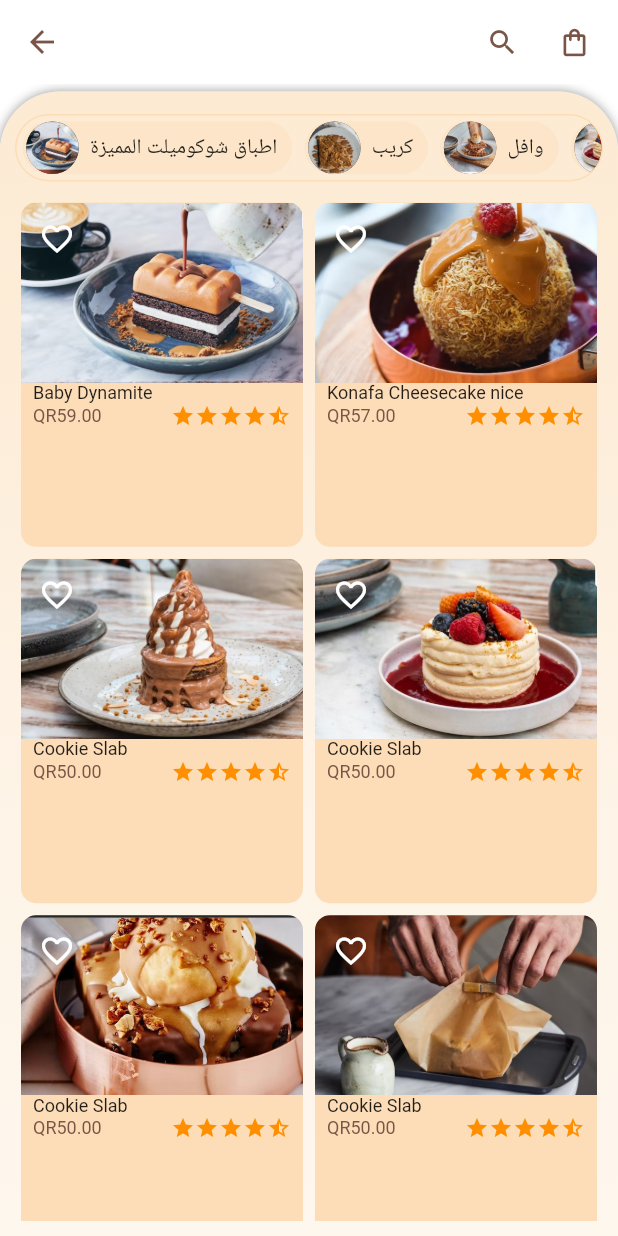
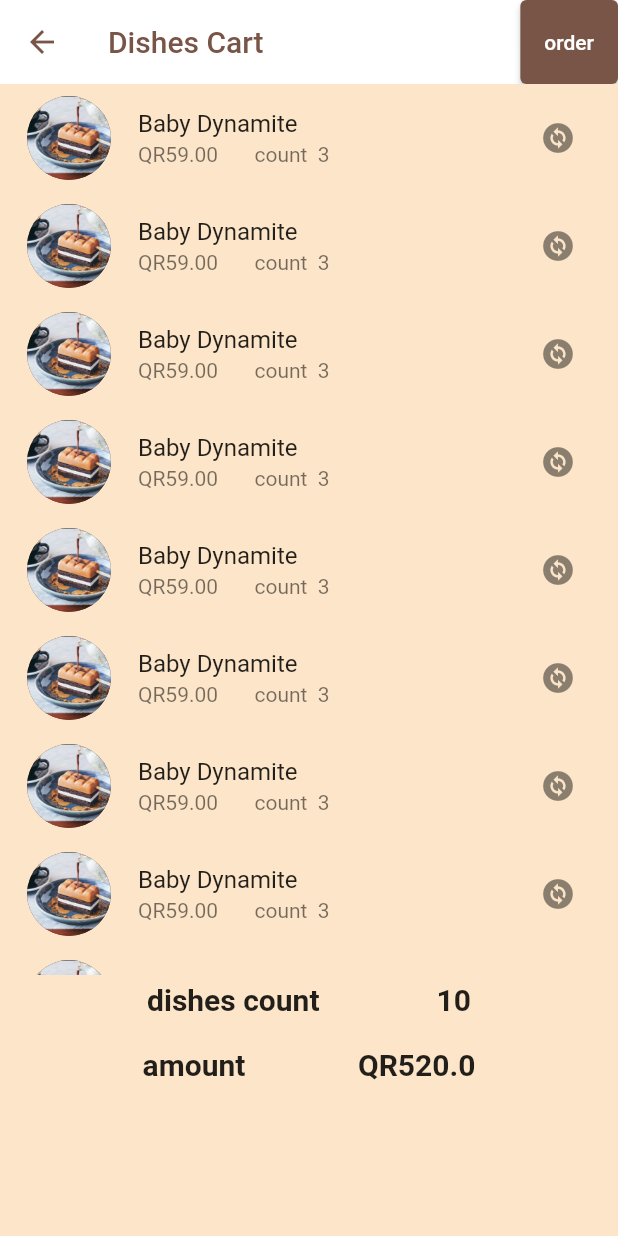
Before and after one commit to Ahamed-shareef/learn, a Flutter app: the HomeScreen screen opened by its route, after a tap on the "shopping bag" icon, on a phone screen of 412 x 824 dp. Run offline on Flutter 3.47's test engine with Material 2 defaults, Android fonts, the phone set to English and light mode, and no system bars; our stand-ins replace google_fonts; missing offline and left inert: dart:ffi; Roboto replaces fonts that are missing (Cairo).

Commit message:
dishes cart design (odrder)

```diff
--- a/lib/constants/route_names.dart
+++ b/lib/constants/route_names.dart
@@ -1,7 +1,7 @@
 class AppRouteNames {
   static const String singin = "/SignInScreen";
   static const String home = "/home";
-  static const String dishes = "/dishes";
+  static const String dishesCart = "/dishes";
   static const String dishDetails = "/dishDetails";
   static const String dishDetailsScreen = "/dish_details_screen";
 }
--- a/lib/main.dart
+++ b/lib/main.dart
@@ -5,7 +5,7 @@ import 'package:learn/constants/route_names.dart';
 import 'package:learn/screens/auth/sign_in_screen.dart';
 import 'package:learn/screens/dish_details/dish_details_screen.dart';
 import 'package:learn/screens/home/home_screen.dart';
-import 'package:learn/view/dishes.dart';
+import 'package:learn/view/DishesCart.dart';
 
 void main() => runApp(const MyApp());
 
@@ -37,8 +37,7 @@ class MyApp extends StatelessWidget {
       routes: {
         AppRouteNames.singin: (context) => const SignInScreen(),
         AppRouteNames.home: (context) => const HomeScreen(),
-        AppRouteNames.dishes: (context) => const Dishes(),
-        AppRouteNames.dishDetails: (context) => const Dishes(),
+        AppRouteNames.dishesCart: (context) => const DishesCart(),
         AppRouteNames.dishDetailsScreen: (context) => const DishDetailsScreen(),
       },
     );
--- a/lib/models/categories.dart
+++ b/lib/models/categories.dart
@@ -12,10 +12,8 @@ class DishCategory {
 }
 
 List<DishCategory> category = const [
+  DishCategory(id: "0", name: "الكل", image: "images/L9.jpg"),
   DishCategory(id: "1", name: "اطباق شوكوميلت المميزة", image: "images/L1.jpg"),
   DishCategory(id: "2", name: "كريب", image: "images/L2.jpg"),
   DishCategory(id: "3", name: "وافل", image: "images/L3.jpg"),
-  DishCategory(id: "4", name: "المميزة", image: "images/L4.jpg"),
-  DishCategory(id: "5", name: "crip", image: "images/L5.jpg"),
-  DishCategory(id: "6", name: "wafil", image: "images/L6.jpg"),
 ];
--- a/lib/screens/dish_details/dish_details_screen.dart
+++ b/lib/screens/dish_details/dish_details_screen.dart
@@ -1,6 +1,8 @@
 import 'package:flutter/material.dart';
 import 'package:learn/constants/colors.dart';
 import 'package:learn/screens/home/widgets/dishes_search.dart';
+
+import '../../constants/route_names.dart';
 
 class DishDetailsScreen extends StatefulWidget {
   const DishDetailsScreen({super.key});
@@ -32,7 +34,8 @@ class _DishDetailsScreen extends State<DishDetailsScreen> {
             ),
             IconButton(
               icon: const Icon(Icons.shopping_bag_outlined, size: 22),
-              onPressed: () {},
+              onPressed: () =>
+                  Navigator.of(context).pushNamed(AppRouteNames.dishesCart),
             ),
             const SizedBox(width: 5),
           ],
--- a/lib/screens/home/home_screen.dart
+++ b/lib/screens/home/home_screen.dart
@@ -4,6 +4,8 @@ import 'package:learn/models/dishes.dart';
 import 'package:learn/screens/home/widgets/categories_horizontal_view.dart';
 import 'package:learn/screens/home/widgets/dishes_grid.dart';
 import 'package:learn/screens/home/widgets/dishes_search.dart';
+
+import '../../constants/route_names.dart';
 
 class HomeScreen extends StatefulWidget {
   const HomeScreen({Key? key}) : super(key: key);
@@ -45,7 +47,8 @@ class _HomeScreenState extends State<HomeScreen> {
           ),
           IconButton(
             icon: const Icon(Icons.shopping_bag_outlined, size: 22),
-            onPressed: () {},
+            onPressed: () =>
+                Navigator.of(context).pushNamed(AppRouteNames.dishesCart),
           ),
           const SizedBox(width: 5),
         ],
--- /dev/null
+++ b/lib/view/DishesCart.dart
@@ -0,0 +1,100 @@
+// ignore: file_names
+
+import 'package:flutter/material.dart';
+import 'package:learn/constants/colors.dart';
+
+import '../models/dishes.dart';
+
+class DishesCart extends StatefulWidget {
+  const DishesCart({Key? key}) : super(key: key);
+
+  @override
+  State<DishesCart> createState() => _DishesCartState();
+}
+
+class _DishesCartState extends State<DishesCart> {
+  @override
+  Widget build(BuildContext context) {
+    Size size = MediaQuery.of(context).size;
+    return Scaffold(
+        backgroundColor: const Color.fromARGB(255, 252, 229, 200),
+        appBar: AppBar(
+          title: const Text("Dishes Cart"),
+          backgroundColor: Colors.white,
+          foregroundColor: AppColors.primaryColor,
+          elevation: 0,
+          actions: [
+            ElevatedButton(onPressed: () {}, child: const Text("order"))
+          ],
+        ),
+        body: Column(
+          children: [
+            SizedBox(
+              height: size.height - 230,
+              child: ListView(
+                children: List.generate(10, (index) {
+                  var count = 3;
+                  return ListTile(
+                    title: Text(dishes[0].name),
+                    subtitle: Row(
+                      children: [
+                        Text(dishes[0].price),
+                        Text("       count  $count"),
+                      ],
+                    ),
+                    leading: CircleAvatar(
+                      radius: 30,
+                      backgroundImage: AssetImage(dishes[0].image),
+                    ),
+                    trailing: IconButton(
+                        onPressed: () {},
+                        icon: const Icon(Icons.change_circle)),
+                    onTap: () {},
+                  );
+                }),
+              ),
+            ),
+            Padding(
+              padding: const EdgeInsets.fromLTRB(20, 5, 20, 0),
+              child: Column(
+                children: [
+                  Row(
+                    mainAxisAlignment: MainAxisAlignment.spaceEvenly,
+                    children: const [
+                      Text(
+                        "dishes count",
+                        style: TextStyle(
+                            fontSize: 20, fontWeight: FontWeight.bold),
+                      ),
+                      Text(
+                        "10",
+                        style: TextStyle(
+                            fontSize: 20, fontWeight: FontWeight.bold),
+                      ),
+                    ],
+                  ),
+                  const SizedBox(
+                    height: 20,
+                  ),
+                  Row(
+                    mainAxisAlignment: MainAxisAlignment.spaceEvenly,
+                    children: const [
+                      Text(
+                        "amount",
+                        style: TextStyle(
+                            fontSize: 20, fontWeight: FontWeight.bold),
+                      ),
+                      Text(
+                        "QR520.0",
+                        style: TextStyle(
+                            fontSize: 20, fontWeight: FontWeight.bold),
+                      ),
+                    ],
+                  ),
+                ],
+              ),
+            )
+          ],
+        ));
+  }
+}
```
Also changed, not shown: lib/view/dishes.dart (deleted, +0 -95 lines).
